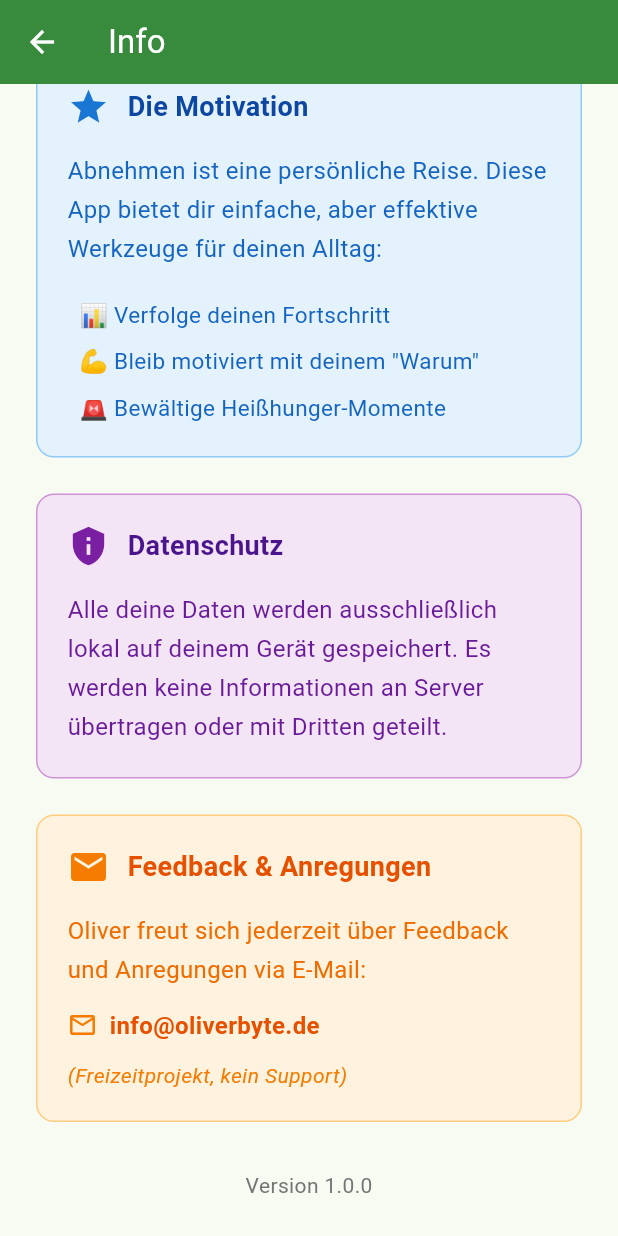
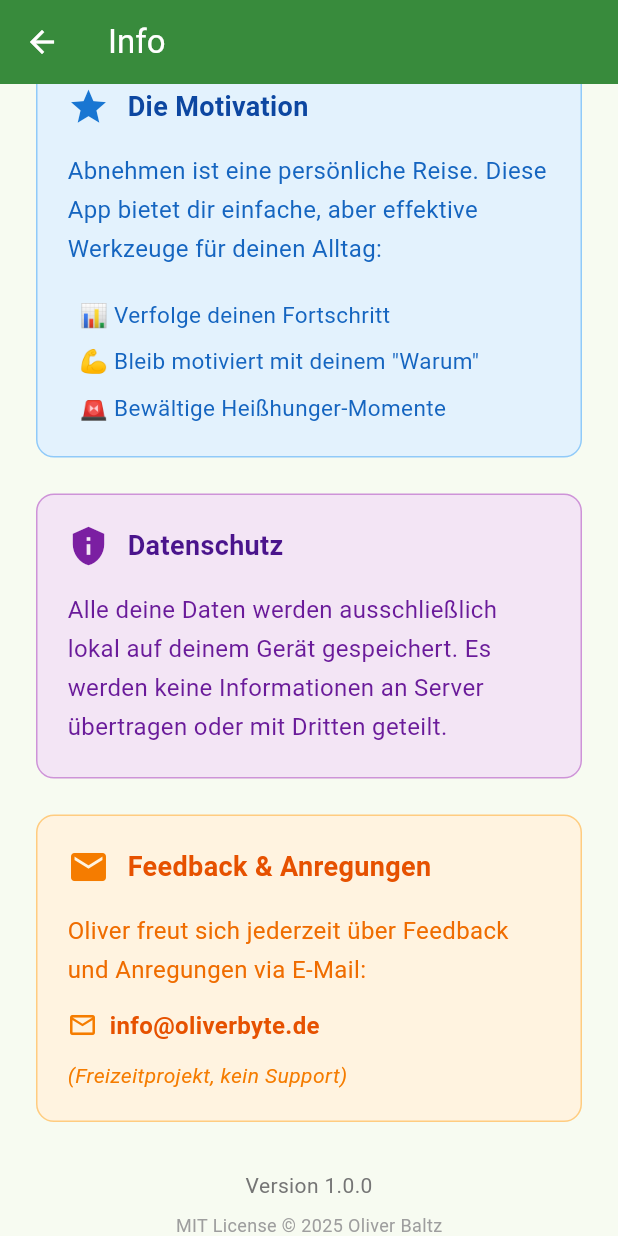
Before and after one commit to oliverbyte/appnehmen, a Flutter app: the InfoScreen screen opened directly, scrolled down 450 dp, on a phone screen of 412 x 824 dp. Run offline on Flutter 3.47's test engine with Material 3 defaults, Android fonts, the phone set to English and light mode, and no system bars; our stand-ins replace fl_chart, shared_preferences; accounts and stored records are empty.

Commit message:
Add MIT License
- Add LICENSE file with MIT License text
- Add copyright headers to all source files
- Update README with license information
- Add license info to app info screen

```diff
--- a/lib/main.dart
+++ b/lib/main.dart
@@ -1,3 +1,7 @@
+// Appnehmen - Weight Loss Tracking PWA
+// Copyright (c) 2025 Oliver Baltz
+// Licensed under the MIT License - see LICENSE file for details
+
 import 'package:flutter/material.dart';
 import 'services/storage_service.dart';
 import 'screens/onboarding_screen.dart';
--- a/lib/screens/emergency_checklist_screen.dart
+++ b/lib/screens/emergency_checklist_screen.dart
@@ -1,3 +1,7 @@
+// Appnehmen - Weight Loss Tracking PWA
+// Copyright (c) 2025 Oliver Baltz
+// Licensed under the MIT License - see LICENSE file for details
+
 import 'package:flutter/material.dart';
 import 'dart:async';
 
--- a/lib/screens/home_screen.dart
+++ b/lib/screens/home_screen.dart
@@ -1,3 +1,7 @@
+// Appnehmen - Weight Loss Tracking PWA
+// Copyright (c) 2025 Oliver Baltz
+// Licensed under the MIT License - see LICENSE file for details
+
 import 'package:flutter/material.dart';
 import '../services/storage_service.dart';
 import 'emergency_checklist_screen.dart';
--- a/lib/screens/info_screen.dart
+++ b/lib/screens/info_screen.dart
@@ -1,3 +1,7 @@
+// Appnehmen - Weight Loss Tracking PWA
+// Copyright (c) 2025 Oliver Baltz
+// Licensed under the MIT License - see LICENSE file for details
+
 import 'package:flutter/material.dart';
 
 class InfoScreen extends StatelessWidget {
@@ -227,12 +231,32 @@ class InfoScreen extends StatelessWidget {
               ),
               const SizedBox(height: 32),
               Center(
-                child: Text(
-                  'Version 1.0.0',
-                  style: TextStyle(
-                    fontSize: 14,
-                    color: Colors.grey[600],
-                  ),
+                child: Column(
+                  children: [
+                    Text(
+                      'Version 1.0.0',
+                      style: TextStyle(
+                        fontSize: 14,
+                        color: Colors.grey[600],
+                      ),
+                    ),
+                    const SizedBox(height: 8),
+                    Text(
+                      'MIT License © 2025 Oliver Baltz',
+                      style: TextStyle(
+                        fontSize: 12,
+                        color: Colors.grey[500],
+                      ),
+                    ),
+                    const SizedBox(height: 4),
+                    Text(
+                      'Open Source - Frei nutzbar',
+                      style: TextStyle(
+                        fontSize: 12,
+                        color: Colors.grey[500],
+                      ),
+                    ),
+                  ],
                 ),
               ),
             ],
--- a/lib/screens/onboarding_screen.dart
+++ b/lib/screens/onboarding_screen.dart
@@ -1,3 +1,7 @@
+// Appnehmen - Weight Loss Tracking PWA
+// Copyright (c) 2025 Oliver Baltz
+// Licensed under the MIT License - see LICENSE file for details
+
 import 'package:flutter/material.dart';
 import '../services/storage_service.dart';
 import 'home_screen.dart';
--- a/lib/screens/weight_history_screen.dart
+++ b/lib/screens/weight_history_screen.dart
@@ -1,3 +1,7 @@
+// Appnehmen - Weight Loss Tracking PWA
+// Copyright (c) 2025 Oliver Baltz
+// Licensed under the MIT License - see LICENSE file for details
+
 import 'package:flutter/material.dart';
 import 'package:fl_chart/fl_chart.dart';
 import 'package:intl/intl.dart';
--- a/lib/services/storage_service.dart
+++ b/lib/services/storage_service.dart
@@ -1,3 +1,7 @@
+// Appnehmen - Weight Loss Tracking PWA
+// Copyright (c) 2025 Oliver Baltz
+// Licensed under the MIT License - see LICENSE file for details
+
 import 'package:shared_preferences/shared_preferences.dart';
 import 'dart:convert';
 
```
Also changed, not shown: 2 other files.
